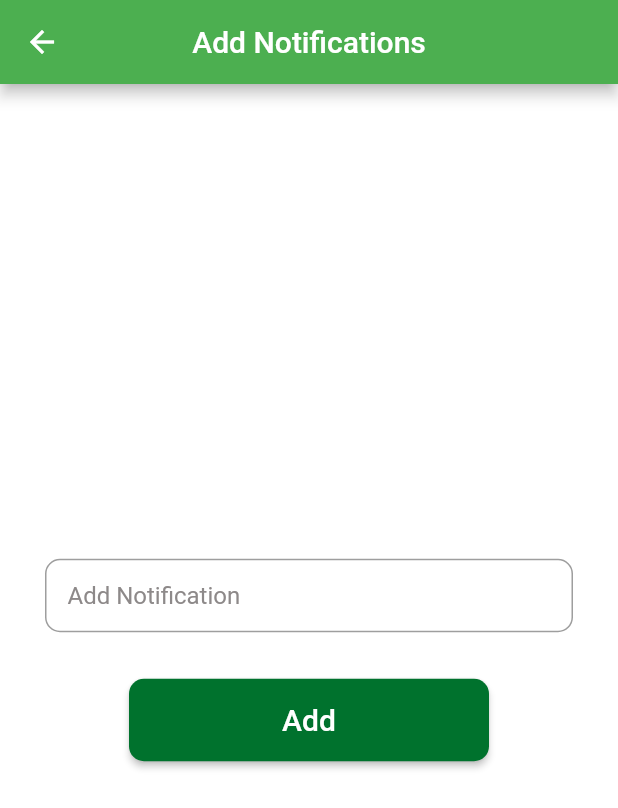
After one commit to fwdAndroid/prayerappadmin, a Flutter app: the Notifications screen opened directly, after a tap on the "add" icon, on a phone screen of 412 x 824 dp. The commit adds this screen. Shown: the top 808 px of the screen. Run offline on Flutter 3.47's test engine with Material 2 defaults, Android fonts, the phone set to English and light mode, and no system bars; our stand-ins replace cloud_firestore, file_picker, firebase_auth, firebase_core, firebase_storage, image_picker and 1 more; accounts and stored records are empty.

Commit message:
Notification Add

```diff
--- a/lib/bottompages/mainbottomclass.dart
+++ b/lib/bottompages/mainbottomclass.dart
@@ -14,8 +14,8 @@ class MainBottomClass extends StatefulWidget {
 }
 
 class _MainBottomClassState extends State<MainBottomClass> {
-  TextEditingController emailController=TextEditingController();
-  TextEditingController passwordController=TextEditingController();
+  TextEditingController emailController = TextEditingController();
+  TextEditingController passwordController = TextEditingController();
   @override
   void initState() {
     // TODO: implement initState
@@ -28,12 +28,13 @@ class _MainBottomClassState extends State<MainBottomClass> {
 
     super.initState();
   }
+
   @override
   Widget build(BuildContext context) {
     return Scaffold(
       backgroundColor: Colors.white,
-      body: SingleChildScrollView(
-        child: Column(
+      body: Column(
+        mainAxisAlignment: MainAxisAlignment.center,
         children: [
           Container(
               child: Image.asset(
@@ -82,7 +83,6 @@ class _MainBottomClassState extends State<MainBottomClass> {
           SizedBox(
             height: 20,
           ),
-
           Container(
               height: 60,
               margin: EdgeInsets.symmetric(horizontal: 30),
@@ -124,7 +124,6 @@ class _MainBottomClassState extends State<MainBottomClass> {
           SizedBox(
             height: 50,
           ),
-
           ElevatedButton(
             style: ElevatedButton.styleFrom(
               primary: Color(0xff00722d),
@@ -133,19 +132,19 @@ SizedBox(
                   borderRadius: BorderRadius.circular(23)),
             ),
             onPressed: () {
-                  if(emailController.text.isEmpty && passwordController.text.isEmpty){
-                    Customdialog().showInSnackBar("Please enter All Fields", context);
-                  }
-                  else if(emailController.text.isEmpty){
+              if (emailController.text.isEmpty &&
+                  passwordController.text.isEmpty) {
+                Customdialog()
+                    .showInSnackBar("Please enter All Fields", context);
+              } else if (emailController.text.isEmpty) {
                 Customdialog().showInSnackBar("Please enter email", context);
-                  }
-                  else if(passwordController.text.isEmpty){
+              } else if (passwordController.text.isEmpty) {
                 Customdialog().showInSnackBar("Please enter password", context);
-                  }
-                  else if(emailController.text.isNotEmpty && passwordController.text.isNotEmpty){
+              } else if (emailController.text.isNotEmpty &&
+                  passwordController.text.isNotEmpty) {
                 Customdialog.showDialogBox(context);
-                    AuthUtils().loginUser( emailController.text.trim(), passwordController.text.trim(),
-                        context);
+                AuthUtils().loginUser(emailController.text.trim(),
+                    passwordController.text.trim(), context);
               }
             },
             child: Text(
@@ -153,9 +152,7 @@ SizedBox(
               style: TextStyle(fontSize: 20),
             ),
           ),
-
         ],
-        ),
       ),
     );
   }
--- a/lib/bottompages/mainbottoms.dart
+++ b/lib/bottompages/mainbottoms.dart
@@ -2,6 +2,7 @@ import 'package:flutter/cupertino.dart';
 import 'package:flutter/material.dart';
 import 'package:prayerappadmin/BottomPagesclass/payment.dart';
 import 'package:prayerappadmin/BottomPagesclass/question.dart';
+import 'package:prayerappadmin/bottompages/notifications.dart';
 
 class MainBottom extends StatefulWidget {
      PageController? pageController;
@@ -59,7 +60,7 @@ class _MainBottomState extends State<MainBottom> {
             backgroundColor: Colors.green),
         BottomNavigationBarItem(
             icon: Icon(
-              Icons.favorite,
+              Icons.notifications,
               color: _pages == 3 ? Colors.green : Colors.black,
             ),
             label: '',
@@ -71,7 +72,7 @@ class _MainBottomState extends State<MainBottom> {
           Payment(),
           Questions(),
           Payment(),
-          Payment(),
+          Notifications(),
         ],
         controller: widget.pageController,
         onPageChanged: onPageChanged,
--- /dev/null
+++ b/lib/bottompages/notifications.dart
@@ -0,0 +1,55 @@
+import 'package:flutter/material.dart';
+import 'package:prayerappadmin/notifications/add_notification.dart';
+
+class Notifications extends StatefulWidget {
+  const Notifications({Key? key}) : super(key: key);
+
+  @override
+  _NotificationsState createState() => _NotificationsState();
+}
+
+class _NotificationsState extends State<Notifications> {
+  @override
+  Widget build(BuildContext context) {
+    return Scaffold(
+      appBar: AppBar(
+        actions: [
+          Padding(
+              padding: EdgeInsets.all(9),
+              child: IconButton(onPressed: () {
+                Navigator.push(context, MaterialPageRoute(builder: (builder) => AddNotification()));
+              }, icon: Icon(Icons.add)))
+        ],
+        backgroundColor: Colors.green,
+        title: Text('Notifications'),
+        centerTitle: true,
+      ),
+      backgroundColor: Colors.white,
+      body: ListView.builder(itemBuilder: (index, context) {
+        return Container(
+          margin: EdgeInsets.symmetric(horizontal: 10, vertical: 5),
+          child: Card(
+            shape: BeveledRectangleBorder(
+              borderRadius: BorderRadius.circular(10.0),
+            ),
+            elevation: 5,
+            child: Column(
+              mainAxisSize: MainAxisSize.min,
+              children: <Widget>[
+                const ListTile(
+                  title: Text(
+                    'The First Notification',
+                    style: TextStyle(
+                      color: Colors.black,
+                      fontSize: 12,
+                    ),
+                  ),
+                )
+              ],
+            ),
+          ),
+        );
+      }),
+    );
+  }
+}
--- /dev/null
+++ b/lib/notifications/add_notification.dart
@@ -0,0 +1,88 @@
+import 'package:flutter/material.dart';
+
+class AddNotification extends StatefulWidget {
+  const AddNotification({ Key? key }) : super(key: key);
+
+  @override
+  _AddNotificationState createState() => _AddNotificationState();
+}
+
+class _AddNotificationState extends State<AddNotification> {
+  TextEditingController notificationController = TextEditingController();
+  @override
+  Widget build(BuildContext context) {
+    return Scaffold(
+      appBar: AppBar(
+
+
+        backgroundColor: Colors.green,
+        title: Text('Add Notifications'),
+        centerTitle: true,
+      ),
+      backgroundColor: Colors.white,
+      body: Column(
+        mainAxisAlignment: MainAxisAlignment.center,
+        crossAxisAlignment: CrossAxisAlignment.center,
+        children: [
+           Container(
+              height: 60,
+              margin: EdgeInsets.symmetric(horizontal: 30),
+
+              //  padding: const EdgeInsets.all(3.0),
+              decoration: BoxDecoration(
+                color: Colors.white,
+                borderRadius: new BorderRadius.only(
+                  topLeft: const Radius.circular(15.0),
+                  topRight: const Radius.circular(15.0),
+                  bottomLeft: const Radius.circular(15.0),
+                  bottomRight: const Radius.circular(15.0),
+                ),
+                // border: Border.all(color: Colors.grey,width: 0.5)
+              ),
+              child: TextField(
+                controller: notificationController,
+                //  textAlign: TextAlign.start,
+                decoration: InputDecoration(
+                  hintText: 'Add Notification',
+                  contentPadding: new EdgeInsets.fromLTRB(15, 15, 15, 15),
+                  border: new OutlineInputBorder(
+                    borderRadius: new BorderRadius.circular(10.0),
+                    borderSide: new BorderSide(),
+                  ),
+                  fillColor: Colors.white,
+                  hintStyle: TextStyle(
+                    color: Color(0xff8D8989), // <-- Change this
+                    fontSize: null,
+                    fontWeight: FontWeight.normal,
+                    fontStyle: FontStyle.normal,
+                  ),
+
+                ),
+              )),
+              SizedBox(
+                height: 20,
+              ),
+              ElevatedButton(
+              style: ElevatedButton.styleFrom(
+                primary: Color(0xff00722d),
+                minimumSize: Size(240, 55),
+                shape: RoundedRectangleBorder(
+                    borderRadius: BorderRadius.circular(10)),
+              ),
+
+
+
+
+
+              onPressed: () {  },
+              child:Text(
+                'Add',
+                style: TextStyle(fontSize: 20),
+              )
+            ),
+
+        ],
+      ),
+    );
+  }
+}
```
Lines whose indentation alone changed are shown as unchanged.
